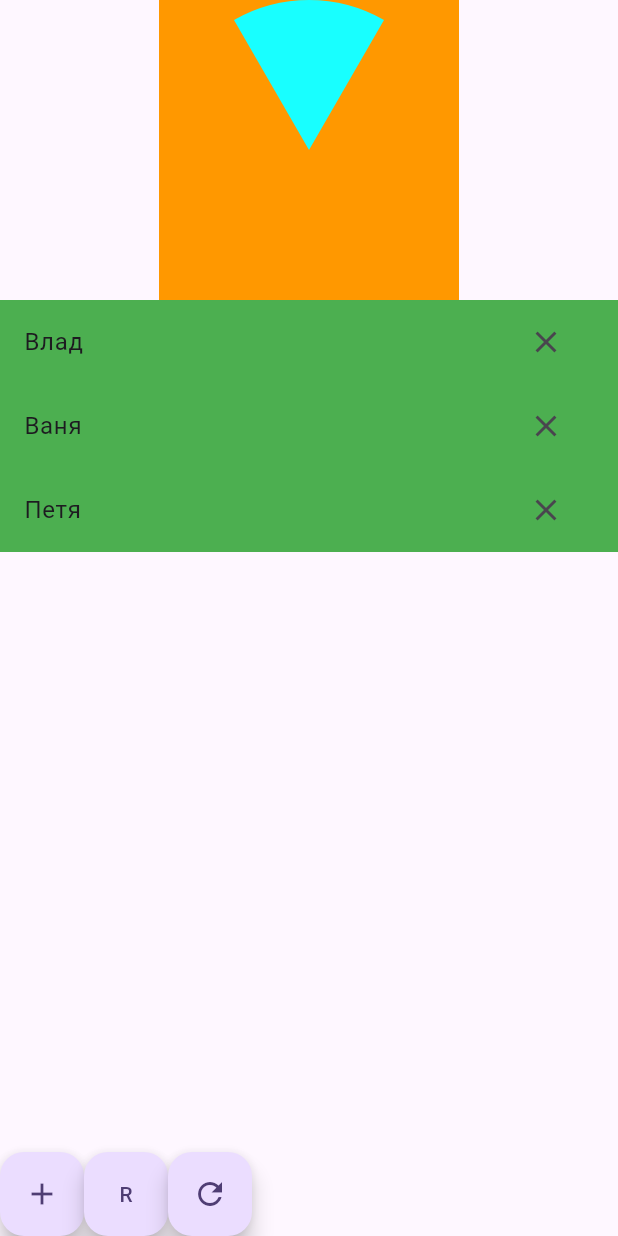
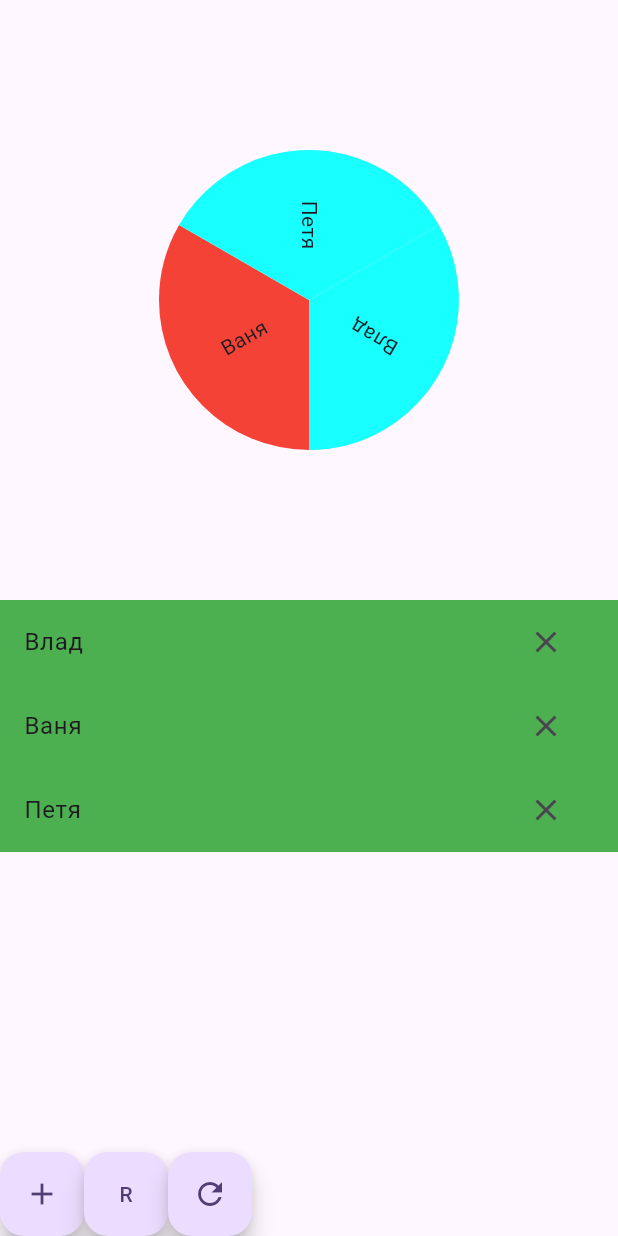
Before and after one commit to MrDalik/Flutter_DZ, a Flutter app: the screen it shows after launch, on a phone screen of 412 x 824 dp. Run offline on Flutter 3.47's test engine with Material 3 defaults, Android fonts, the light colour scheme and no system bars.

Commit message:
Рабочий круг

```diff
--- a/wheel_of_fortune/lib/pages/random_item_page.dart
+++ b/wheel_of_fortune/lib/pages/random_item_page.dart
@@ -2,6 +2,7 @@ import 'dart:async';
 import 'dart:math';
 
 import 'package:flutter/material.dart';
+import 'package:flutter_dz/widget/circle.dart';
 import 'package:flutter_dz/widget/sector_painter.dart';
 
 class RandomItemPage extends StatefulWidget {
@@ -90,18 +91,7 @@ class _RandomItemPageState extends State<RandomItemPage> {
   Widget build(BuildContext context) {
     return Scaffold(
       body: Column(children: [
-        Container(
-          color: Colors.orange,
-          width: 200,
-          height: 200,
-          child: CustomPaint(
-            painter: SectorPainter(
-              color: Colors.cyanAccent,
-              angle: pi / 3,
-              radius: 100,
-            ),
-          ),
-        ),
+        Circle(names: names,),
         Expanded(
           child: ListView.builder(
               itemBuilder: (BuildContext context, int index) {
--- /dev/null
+++ b/wheel_of_fortune/lib/widget/circle.dart
@@ -0,0 +1,45 @@
+import 'dart:math';
+
+import 'package:flutter/cupertino.dart';
+import 'package:flutter/material.dart';
+import 'package:flutter_dz/widget/sector_painter.dart';
+class Circle extends StatelessWidget {
+  final List<String>names;
+  const Circle({super.key, required this.names});
+
+  @override
+  Widget build(BuildContext context) {
+    List<Widget> circle = [];
+    for (int i = 1; i <= names.length; i++) {
+      circle.add(Transform.rotate(
+          angle: 2 * pi / names.length * i,
+          child: Stack(
+            alignment: AlignmentDirectional.center,
+            children: [
+              CustomPaint(
+                painter: SectorPainter(
+                  color: i % 2 == 1 ? Colors.cyanAccent : Colors.red,
+                  angle: 2 * pi / names.length,
+                  radius: 100,
+                ),
+              ),
+              Transform.rotate(angle: pi/2,child: Row(mainAxisSize: MainAxisSize.min,
+                children: [
+                  Text(names[i-1]),
+                  SizedBox(width: 100,)
+                ],
+              ),)
+            ],
+          )));
+    }
+    ;
+    return SizedBox(
+      width: 400,
+      height: 400,
+      child: Stack(
+        alignment: AlignmentDirectional.center,
+        children: circle,
+      ),
+    );
+  }
+}
```
